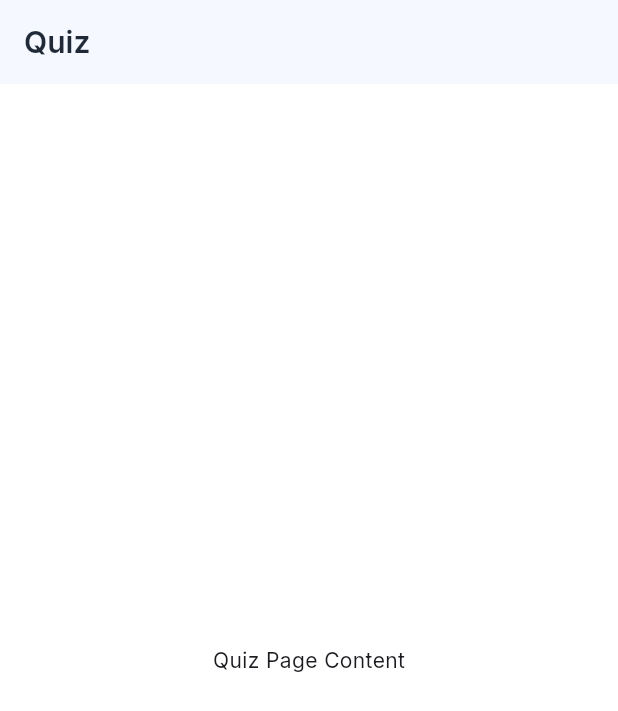
After one commit to TimurKarev/quit_smart_app, a Flutter app: the QuizPage screen opened by its route, on a phone screen of 412 x 824 dp. The commit adds this screen. Shown: the top 711 px of the screen. Run offline on Flutter 3.47's test engine with Material 3 defaults, Android fonts, the phone set to English and light mode, and no system bars; our stand-ins replace font_awesome_flutter, go_router, google_fonts.

Commit message:
Add go_router navigation and implement quiz page with basic routing setup

```diff
--- a/lib/features/onboarding/onboarding_page.dart
+++ b/lib/features/onboarding/onboarding_page.dart
@@ -3,6 +3,8 @@ import 'package:font_awesome_flutter/font_awesome_flutter.dart';
 import 'package:quit_smart_app/ui/theme/app_theme.dart';
 import 'package:quit_smart_app/ui/ui_kit/uikit.dart';
 import 'package:quit_smart_app/generated/l10n/app_localizations.dart';
+import 'package:go_router/go_router.dart'; // Import GoRouter
+import 'package:quit_smart_app/routing/app_router.dart'; // Import AppRoutes
 
 class OnboardingPage extends StatelessWidget {
   const OnboardingPage({super.key});
@@ -102,7 +104,8 @@ class OnboardingPage extends StatelessWidget {
                   const SizedBox(height: 16),
                   ElevatedButton(
                     onPressed: () {
-                      // TODO: Implement Start Stage Test action
+                      // Navigate to the Quiz page
+                      context.push(AppRoutes.quiz);
                     },
                     child: Text(l10n.onboardingButtonStartTest),
                   ),
@@ -110,6 +113,8 @@ class OnboardingPage extends StatelessWidget {
                   OutlinedButton(
                     onPressed: () {
                       // TODO: Implement Learn More action
+                      // Example navigation (if needed):
+                      // context.push(AppRoutes.learnMore); // Assuming a learn more route exists
                     },
                     child: Text(l10n.onboardingButtonLearnMore),
                   ),
@@ -117,6 +122,8 @@ class OnboardingPage extends StatelessWidget {
                   OutlinedButton(
                     onPressed: () {
                       // TODO: Implement Sign In / Register action
+                      // Example navigation (if needed):
+                      // context.push(AppRoutes.signIn); // Assuming a sign in route exists
                     },
                     child: Text(l10n.onboardingButtonSignInRegister),
                   ),
--- /dev/null
+++ b/lib/features/quiz/quiz_page.dart
@@ -0,0 +1,18 @@
+import 'package:flutter/material.dart';
+
+class QuizPage extends StatelessWidget {
+  const QuizPage({super.key});
+
+  @override
+  Widget build(BuildContext context) {
+    // TODO: Implement localization for QuizPage title
+    return Scaffold(
+      appBar: AppBar(
+        title: const Text('Quiz'), // Placeholder title
+      ),
+      body: const Center(
+        child: Text('Quiz Page Content'), // Placeholder content
+      ),
+    );
+  }
+}
--- a/lib/main_app.dart
+++ b/lib/main_app.dart
@@ -1,16 +1,18 @@
 import 'package:flutter/material.dart';
-import 'package:quit_smart_app/features/onboarding/onboarding_page.dart';
+// import 'package:quit_smart_app/features/onboarding/onboarding_page.dart';
 import 'package:quit_smart_app/ui/theme/app_theme.dart';
 import 'package:flutter_localizations/flutter_localizations.dart';
 import 'package:quit_smart_app/generated/l10n/app_localizations.dart';
+import 'package:quit_smart_app/routing/app_router.dart';
 
 class MainApp extends StatelessWidget {
   const MainApp({super.key});
 
   @override
   Widget build(BuildContext context) {
-    return MaterialApp(
-      title: 'Quit Smart',
+    return MaterialApp.router(
+      routerConfig: router,
+
       localizationsDelegates: const [
         AppLocalizations.delegate,
         GlobalMaterialLocalizations.delegate,
@@ -24,7 +26,6 @@ class MainApp extends StatelessWidget {
       themeMode: ThemeMode.system,
       theme: AppTheme.lightTheme,
       darkTheme: AppTheme.lightTheme,
-      home: const OnboardingPage(),
       debugShowCheckedModeBanner: false,
     );
   }
--- /dev/null
+++ b/lib/routing/app_router.dart
@@ -0,0 +1,25 @@
+import 'package:go_router/go_router.dart';
+import 'package:quit_smart_app/features/onboarding/onboarding_page.dart';
+import 'package:quit_smart_app/features/quiz/quiz_page.dart';
+
+// Define route paths
+class AppRoutes {
+  static const String onboarding = '/';
+  static const String quiz = '/quiz';
+}
+
+// Configure the GoRouter
+final GoRouter router = GoRouter(
+  initialLocation: AppRoutes.onboarding, // Start at onboarding
+  routes: [
+    GoRoute(
+      path: AppRoutes.onboarding,
+      builder: (context, state) => const OnboardingPage(),
+    ),
+    GoRoute(
+      path: AppRoutes.quiz,
+      builder: (context, state) => const QuizPage(),
+    ),
+  ],
+  // TODO: Add error handling (e.g., errorBuilder for 404)
+);
--- a/pubspec.yaml
+++ b/pubspec.yaml
@@ -15,6 +15,7 @@ dependencies:
   google_fonts: ^6.2.1
   font_awesome_flutter: ^10.8.0
   intl: ^0.19.0 # Downgraded to match flutter_localizations
+  go_router: ^14.0.0
 
 dev_dependencies:
   flutter_test:
```
Also changed, not shown: pubspec.lock.
